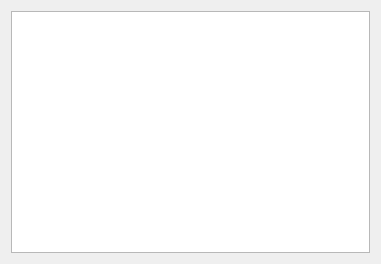
Old version of the form designs/prevpass.ui in the repository C18384776/Armour.
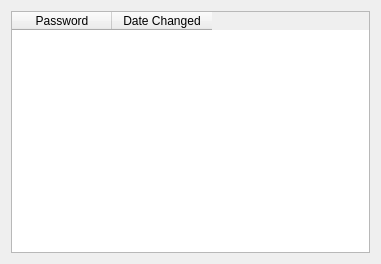
New version of the form.

Commit message: Premade previous passwords work

```diff
--- a/designs/prevpass.ui
+++ b/designs/prevpass.ui
@@ -21,7 +21,18 @@
   </property>
   <layout class="QHBoxLayout" name="horizontalLayout">
    <item>
-    <widget class="QTableWidget" name="prevpass_tableWidget"/>
+    <widget class="QTableWidget" name="prevpass_tableWidget">
+     <column>
+      <property name="text">
+       <string>Password</string>
+      </property>
+     </column>
+     <column>
+      <property name="text">
+       <string>Date Changed</string>
+      </property>
+     </column>
+    </widget>
    </item>
   </layout>
  </widget>
```
The commit also changes 10 other files.
